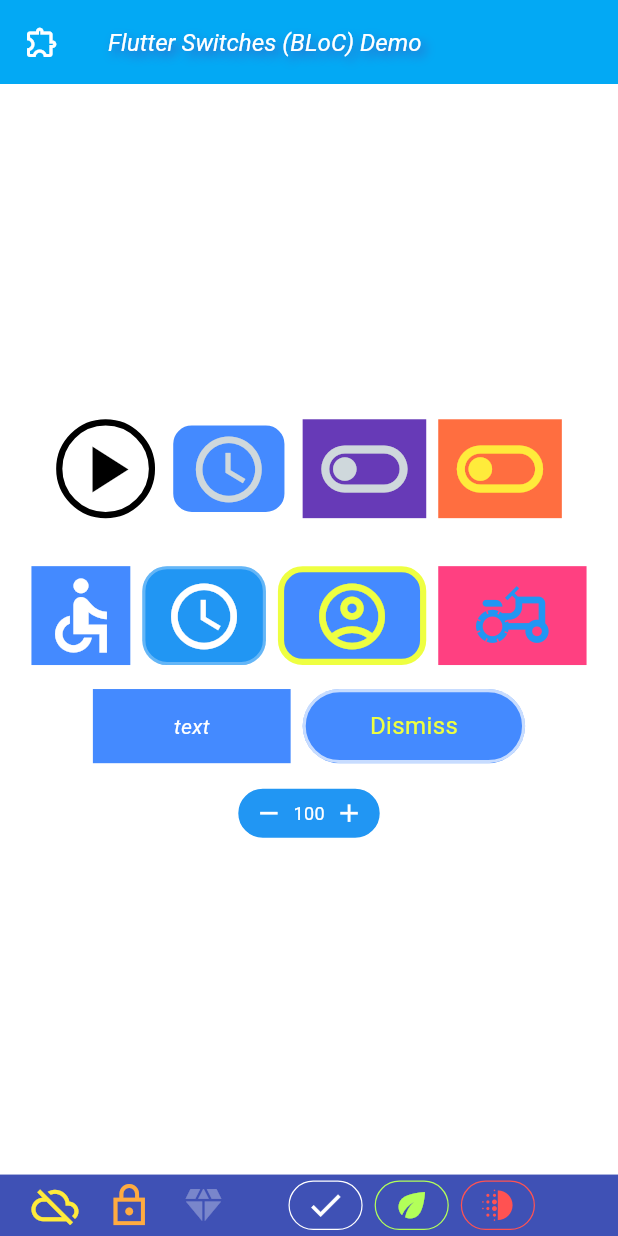
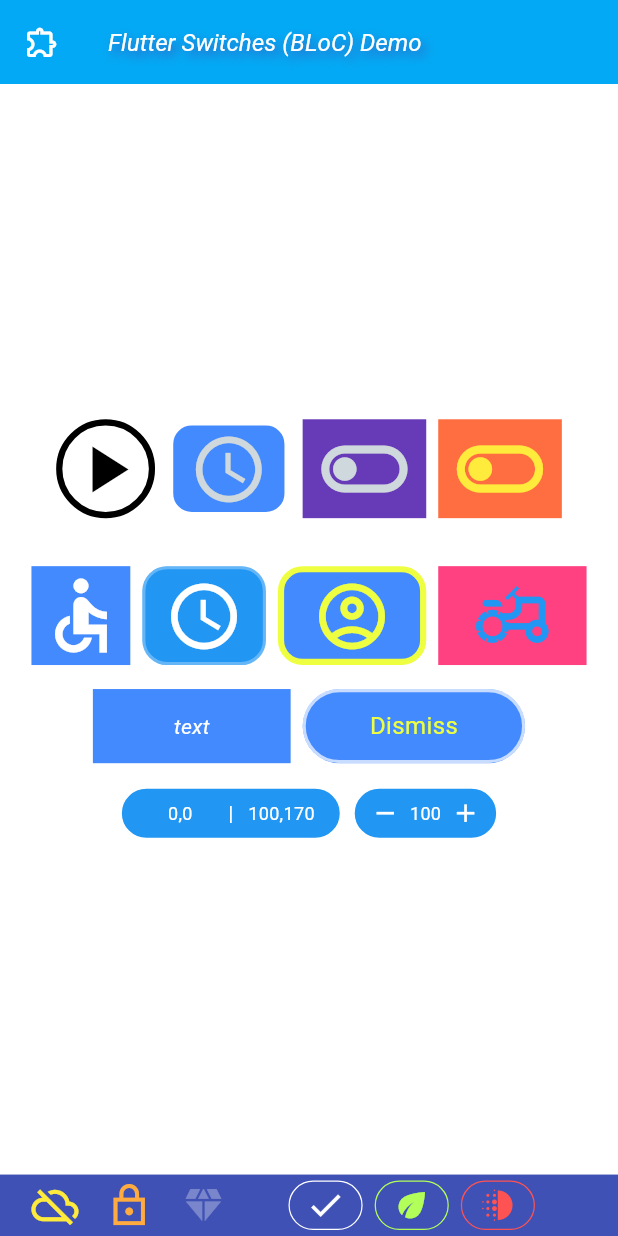
Before and after one commit to mk590901/Event-driven-BLoC-s-switch-widgets, a Flutter app: the screen it shows after launch, on a phone screen of 412 x 824 dp. Run offline on Flutter 3.47's test engine with Material 3 defaults, Android fonts, the phone set to English and light mode, and no system bars; our stand-ins replace flutter_bloc.

```diff
--- a/lib/main.dart
+++ b/lib/main.dart
@@ -1,10 +1,14 @@
+import 'dart:math';
+
 import 'package:button_k_states/widgets/flat_text_rounded_button.dart';
 import 'package:flutter/material.dart';
+import 'pair.dart';
 import 'periodic_action.dart';
 import 'widgets/flat_advanced_rounded_switch.dart';
 import 'widgets/flat_advanced_switch.dart';
 import 'widgets/flat_button.dart';
 import 'widgets/flat_rounded_button.dart';
+import 'widgets/flat_scroll_text.dart';
 import 'widgets/flat_switch.dart';
 import 'widgets/flat_rounded_switch.dart';
 import 'interfaces/i_click.dart';
@@ -37,6 +41,8 @@ class SwitchHomePage extends StatelessWidget {
 
   final String title;
   bool _startStop = false;
+
+  final Random random = Random();
 
   final PeriodicAction periodicAction =
       PeriodicAction(const Duration(milliseconds: FREQ));
@@ -230,6 +236,8 @@ class SwitchHomePage extends StatelessWidget {
       },
     );
 
+    FlatScrollMarker marker = FlatScrollMarker(width: 14, height: 6, fontSize: 12,);
+
     FlatRoundedSwitch redRoundedBottom = FlatRoundedSwitch(
         width: 12,
         height: 8,
@@ -239,7 +247,11 @@ class SwitchHomePage extends StatelessWidget {
         iconColor: Colors.redAccent,
         T: Icons.deblur_outlined,
         F: Icons.deblur_sharp,
-        onAction: () {});
+        onAction: () {
+          marker.changeCoordinates(
+              Pair<int,int>(randomInt(0,120),randomInt(0,120)),
+              Pair<int,int>(randomInt(20,200),randomInt(0,500)));
+        });
 
     return Scaffold(
       backgroundColor: Colors.white70,
@@ -279,6 +291,8 @@ class SwitchHomePage extends StatelessWidget {
               ]),
 
               ButtonBar(alignment: MainAxisAlignment.center, children: <Widget>[
+                //FlatScrollMarker(width: 14, height: 6, fontSize: 12,),
+                marker,
                 FlatZoomSwitch(width: 6, height: 6, fontSize: 12,),
               ]),
             ],
@@ -369,4 +383,10 @@ class SwitchHomePage extends StatelessWidget {
       periodicAction.stop();
     }
   }
+
+
+  int randomInt(int a, int b) {
+    return a + random.nextInt(b - a + 1);
+  }
+
 }
--- /dev/null
+++ b/lib/pair.dart
@@ -0,0 +1,22 @@
+class Pair<F, S> {
+  final F _first;
+  final S _second;
+
+  Pair(this._first, this._second);
+
+  @override
+  String toString() {
+    return '$_first,$_second';
+  }
+
+  @override
+  bool operator ==(Object other) =>
+      identical(this, other) ||
+          other is Pair && runtimeType == other.runtimeType && _first == other._first && _second == other._second;
+
+  @override
+  int get hashCode => _first.hashCode ^ _second.hashCode;
+
+  F first () => _first;
+  S second() => _second;
+}
--- /dev/null
+++ b/lib/widgets/flat_scroll_text.dart
@@ -0,0 +1,85 @@
+import 'package:flutter/material.dart';
+import '../pair.dart';
+import 'flat_text_button.dart';
+
+class FlatScrollMarker extends StatelessWidget {
+
+  final double width;
+  final double height;
+  final double fontSize;
+
+  final Pair<int,int> luCorner = Pair<int,int>(0,0);
+  final Pair<int,int> rdCorner = Pair<int,int>(100,170);
+
+  late FlatTextButton textLUCorner;
+  late FlatTextButton textRDCorner;
+
+  FlatScrollMarker({super.key, required this.width, required this.height, required this.fontSize, });
+
+  @override
+  Widget build(BuildContext context) {
+
+    textLUCorner = FlatTextButton(
+      width: width + 1,
+      height: height,
+      canvasDisabledColor: Colors.blueGrey,
+      textColor: Colors.white,
+      textDisabledColor: Colors.limeAccent,
+      textPressedColor: Colors.white,
+      text: luCorner.toString(),
+      fontSize: fontSize,
+      onUpAction: () {
+      },
+      onDownAction: () {
+      },
+    );
+
+    textRDCorner = FlatTextButton(
+      width: width + 1,
+      height: height,
+      canvasDisabledColor: Colors.blueGrey,
+      textColor: Colors.white,
+      textDisabledColor: Colors.limeAccent,
+      textPressedColor: Colors.white,
+      text: rdCorner.toString(),
+      fontSize: fontSize,
+      onUpAction: () {
+      },
+      onDownAction: () {
+      },
+    );
+
+    return Container(
+      decoration: BoxDecoration(
+        color: Colors.blue, // Background color of the Container
+        borderRadius: BorderRadius.circular(20), // Rounded corners
+        border: Border.all(
+          color: Colors.white, // Border color
+          width: 1, // Border width
+        ),
+      ),
+      padding: const EdgeInsets.only(left: 8, right: 8, top: 4, bottom: 4), // Padding inside the container
+      child: Row(
+        mainAxisAlignment: MainAxisAlignment.center,
+        children: [
+          textLUCorner,
+          const SizedBox(width: 1), // Spacer
+          const Text('|', style: TextStyle(color: Colors.white),
+          ),
+          const SizedBox(width: 1), // Spacer
+          textRDCorner,
+        ],
+      ),
+    );
+  }
+
+  void changeCoordinates(final Pair<int,int> lu, final Pair<int,int> rd) {
+    try {
+      textLUCorner.changeText(lu.toString());
+      textRDCorner.changeText(rd.toString());
+    } catch (exception) {
+      debugPrint("* change error * ${exception.toString()}");
+    }
+  }
+
+}
```
